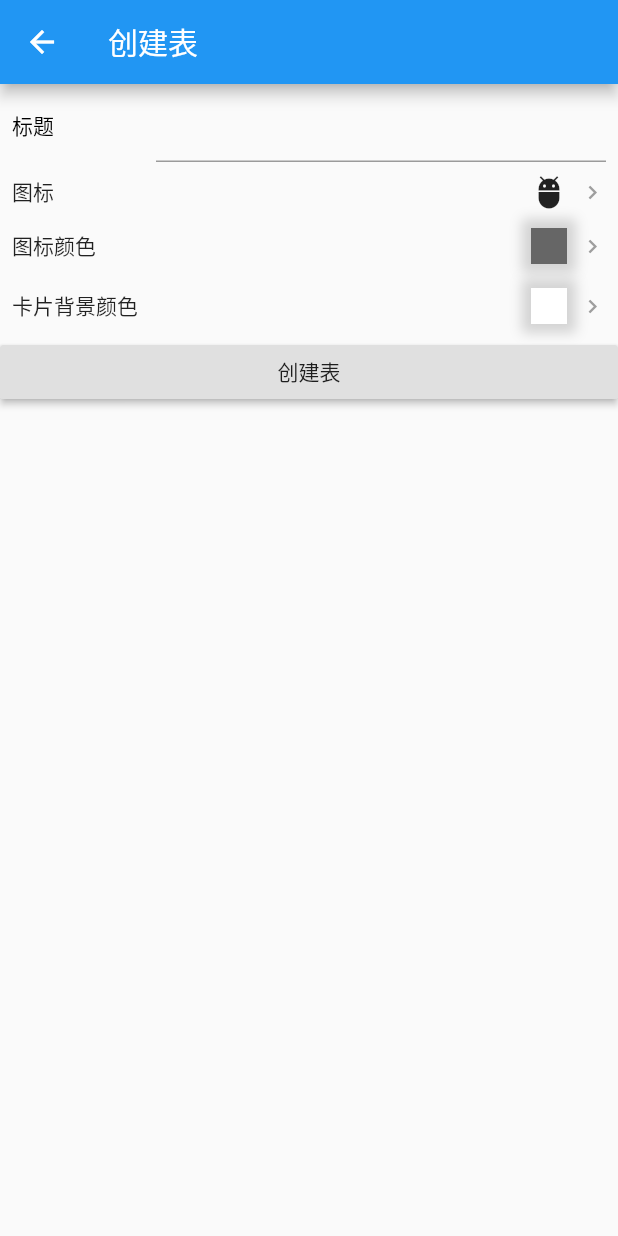
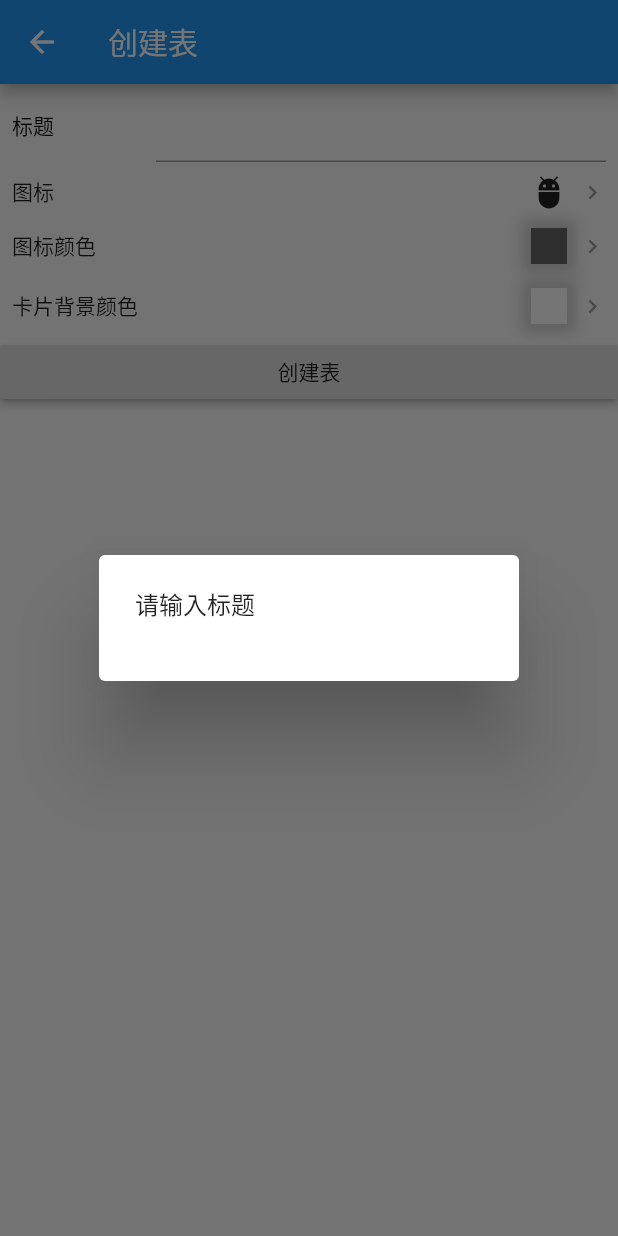
Before and after one commit to CreeperSan/KeyValue, a Flutter app: the AddTablePage screen opened directly, after a tap on "创建表", on a phone screen of 412 x 824 dp. Run offline on Flutter 3.47's test engine with Material 2 defaults, Android fonts, the phone set to English and light mode, and no system bars; our stand-ins replace shared_preferences, sqflite; accounts and stored records are empty; statements that could not run were skipped.

```diff
--- a/lib/add_table/page/add_table_page.dart
+++ b/lib/add_table/page/add_table_page.dart
@@ -2,6 +2,7 @@ import 'package:flutter/material.dart';
 import 'package:keyvalue/base/page/base_stateful_page.dart';
 import 'package:keyvalue/base/utils/database_utils.dart';
 import 'package:keyvalue/base/utils/navigation_util.dart';
+import 'package:keyvalue/base/utils/widget_utils.dart';
 import 'package:keyvalue/base/widget/form_single_edit_widget.dart';
 import 'package:keyvalue/base/widget/form_icon_edit_widget.dart';
 import 'package:keyvalue/base/widget/form_switch_edit_widget.dart';
@@ -132,7 +133,7 @@ class AddTableState extends State<AddTablePage>{
   /// 点击了创建表
   void _onCreateTableClick() async {
     if(widget.title.isEmpty){
-      print('请输入标题');
+      WidgetUtils.showSimpleDialogHint(context, '请输入标题');
       return;
     }
     // 创建表
@@ -151,7 +152,7 @@ class AddTableState extends State<AddTablePage>{
       });
     }, onError: (object){
       // 创建失败
-      print('失败！');
+      WidgetUtils.showSimpleDialogHint(context, '创建失败');
     });
   }
 
--- /dev/null
+++ b/lib/base/utils/widget_utils.dart
@@ -0,0 +1,41 @@
+import 'package:flutter/material.dart';
+
+class WidgetUtils{
+
+  static Future<dynamic> showSimpleDialogHint(BuildContext context, String message,{
+    bool outsideTouchDismissible = true,
+    String title = '',
+    String positiveButtonText = '',
+    void Function() positiveButtonAction,
+    String negativeButtonText = '',
+    void Function() negativeButtonAction,
+  }){
+    return showDialog(
+      context: context,
+      barrierDismissible: outsideTouchDismissible,
+      builder: (BuildContext context){
+        return AlertDialog(
+          title: title.isEmpty ? null : Text(title),
+          content: Text(message),
+          actions: <Widget>[
+            Offstage(
+              offstage: positiveButtonText.isEmpty,
+              child: FlatButton(
+                child: Text(positiveButtonText),
+                onPressed: positiveButtonAction,
+              ),
+            ),
+            Offstage(
+              offstage: negativeButtonText.isEmpty,
+              child: FlatButton(
+                child: Text(negativeButtonText),
+                onPressed: negativeButtonAction,
+              ),
+            ),
+          ],
+        );
+      }
+    );
+  }
+
+}
```
Also changed, not shown: lib/index/page/index_page.dart (+18 -3 lines), lib/key_value/page/key_value_page.dart (+103 -2 lines).
